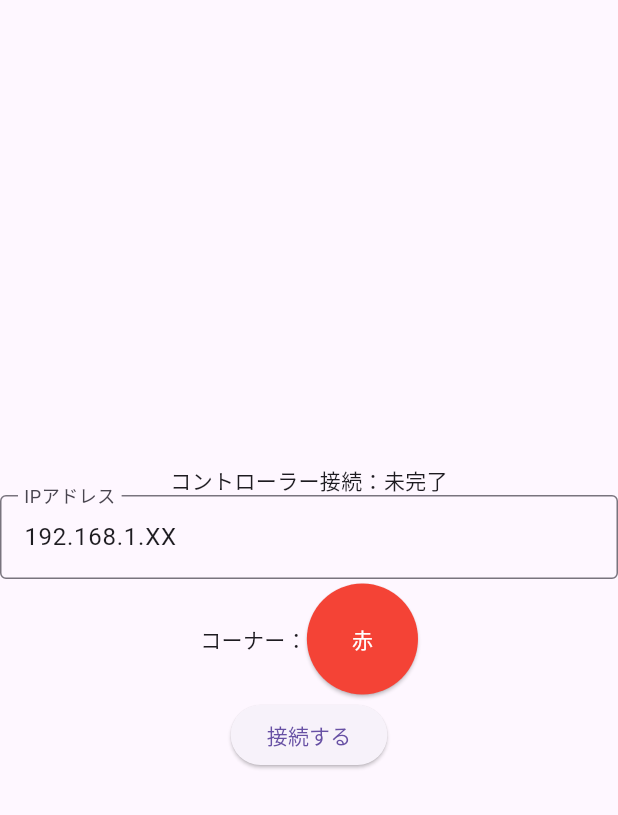
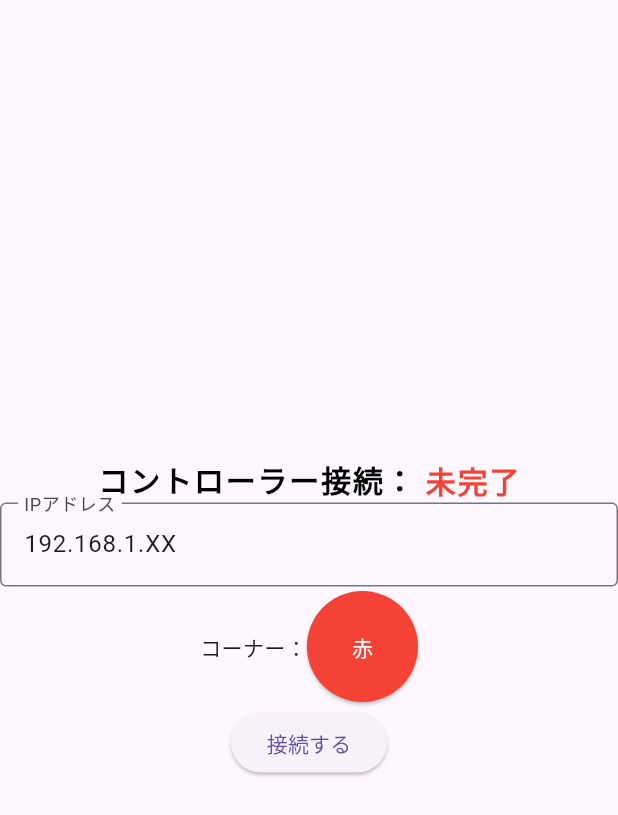
Before and after one commit to NHKRobocon2026-sendainatori-B/controller, a Flutter app: the screen it shows after launch, after a tap on an icon or button, on a phone screen of 412 x 824 dp. Shown: the top 815 px of the screen. Run offline on Flutter 3.47's test engine with Material 3 defaults, Android fonts, the phone set to English and light mode, and no system bars; missing offline and left inert: gamepads.

Commit message:
フォントきれいに

```diff
--- a/lib/connect.dart
+++ b/lib/connect.dart
@@ -36,8 +36,24 @@ class ConnectionPagestate extends State<ConnectionPage> {
             Row(
               mainAxisAlignment: MainAxisAlignment.center,
               children: [
-                Text("コントローラー接続："),
-                Text(isConnected ? "完了" : "未完了")
+                Text(
+                  "コントローラー接続： ",
+                  style: TextStyle(
+                    fontSize: 20,
+                    fontWeight: FontWeight.bold,
+                    letterSpacing: 1.2,
+                    color: Colors.black
+                  ),
+                ),
+                Text(
+                  isConnected ? "完了" : "未完了",
+                  style: TextStyle(
+                    fontSize: 20,
+                    fontWeight: FontWeight.bold,
+                    letterSpacing: 1.2,
+                    color: isConnected ? Colors.green : Colors.red
+                  ),
+                )
               ],
             ),
 
--- a/lib/controller_page.dart
+++ b/lib/controller_page.dart
@@ -374,7 +374,15 @@ class ControllerPage extends State<Controller> {
                       ),
                     ),
                   ),
-                  Text((isRedCorner) ? "赤コーナー" : "青コーナー"),
+                  Text(
+                    (isRedCorner) ? "赤コーナー" : "青コーナー",
+                    style: TextStyle(
+                      fontSize: 12,
+                      fontWeight: FontWeight.bold,
+                      letterSpacing: 1.2,
+                      color: Colors.white
+                    ),
+                  ),
                   ElevatedButton.icon(
                     onPressed: () async {
                       bool? result = await _check_reset(context);
```
